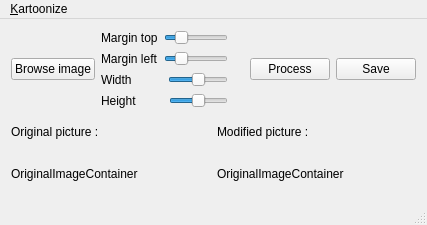
Above: mainwindow.ui from Squadella/Obamize before the change. Below: the same form after it.
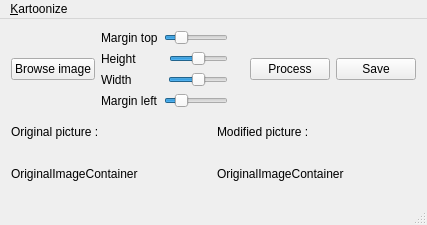
That is the form after the change. Icons and pictures are not drawn.

Commit message: Fix image overflow.

Diff of the .ui file:
```diff
--- a/mainwindow.ui
+++ b/mainwindow.ui
@@ -54,6 +54,48 @@
           </item>
          </layout>
         </item>
+        <item>
+         <layout class="QHBoxLayout" name="horizontalLayout_4">
+          <item>
+           <widget class="QLabel" name="label_6">
+            <property name="text">
+             <string>Height        </string>
+            </property>
+           </widget>
+          </item>
+          <item>
+           <widget class="QSlider" name="sliderHeight">
+            <property name="value">
+             <number>50</number>
+            </property>
+            <property name="orientation">
+             <enum>Qt::Horizontal</enum>
+            </property>
+           </widget>
+          </item>
+         </layout>
+        </item>
+        <item>
+         <layout class="QHBoxLayout" name="horizontalLayout_3">
+          <item>
+           <widget class="QLabel" name="label_5">
+            <property name="text">
+             <string>Width         </string>
+            </property>
+           </widget>
+          </item>
+          <item>
+           <widget class="QSlider" name="sliderWidth">
+            <property name="value">
+             <number>50</number>
+            </property>
+            <property name="orientation">
+             <enum>Qt::Horizontal</enum>
+            </property>
+           </widget>
+          </item>
+         </layout>
+        </item>
         <item>
          <layout class="QHBoxLayout" name="horizontalLayout_2">
           <item>
@@ -75,48 +117,6 @@
           </item>
          </layout>
         </item>
-        <item>
-         <layout class="QHBoxLayout" name="horizontalLayout_3">
-          <item>
-           <widget class="QLabel" name="label_5">
-            <property name="text">
-             <string>Width         </string>
-            </property>
-           </widget>
-          </item>
-          <item>
-           <widget class="QSlider" name="sliderWidth">
-            <property name="value">
-             <number>50</number>
-            </property>
-            <property name="orientation">
-             <enum>Qt::Horizontal</enum>
-            </property>
-           </widget>
-          </item>
-         </layout>
-        </item>
-        <item>
-         <layout class="QHBoxLayout" name="horizontalLayout_4">
-          <item>
-           <widget class="QLabel" name="label_6">
-            <property name="text">
-             <string>Height        </string>
-            </property>
-           </widget>
-          </item>
-          <item>
-           <widget class="QSlider" name="sliderHeight">
-            <property name="value">
-             <number>50</number>
-            </property>
-            <property name="orientation">
-             <enum>Qt::Horizontal</enum>
-            </property>
-           </widget>
-          </item>
-         </layout>
-        </item>
        </layout>
       </item>
       <item>
```
The commit also changes 1 other file.
